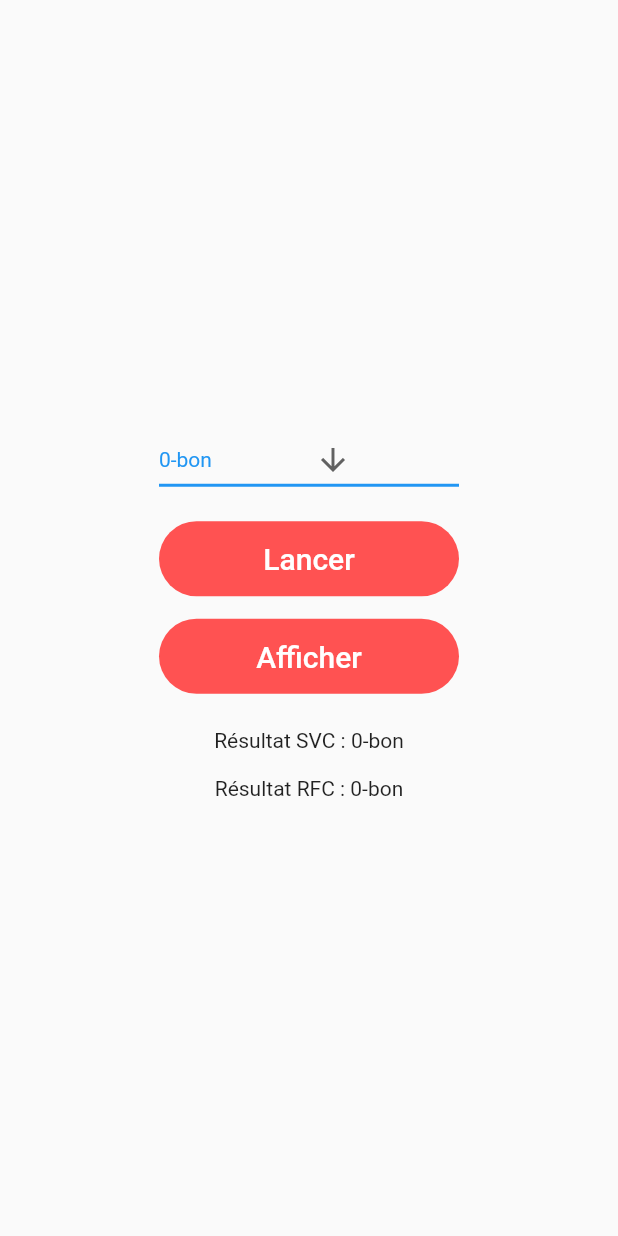
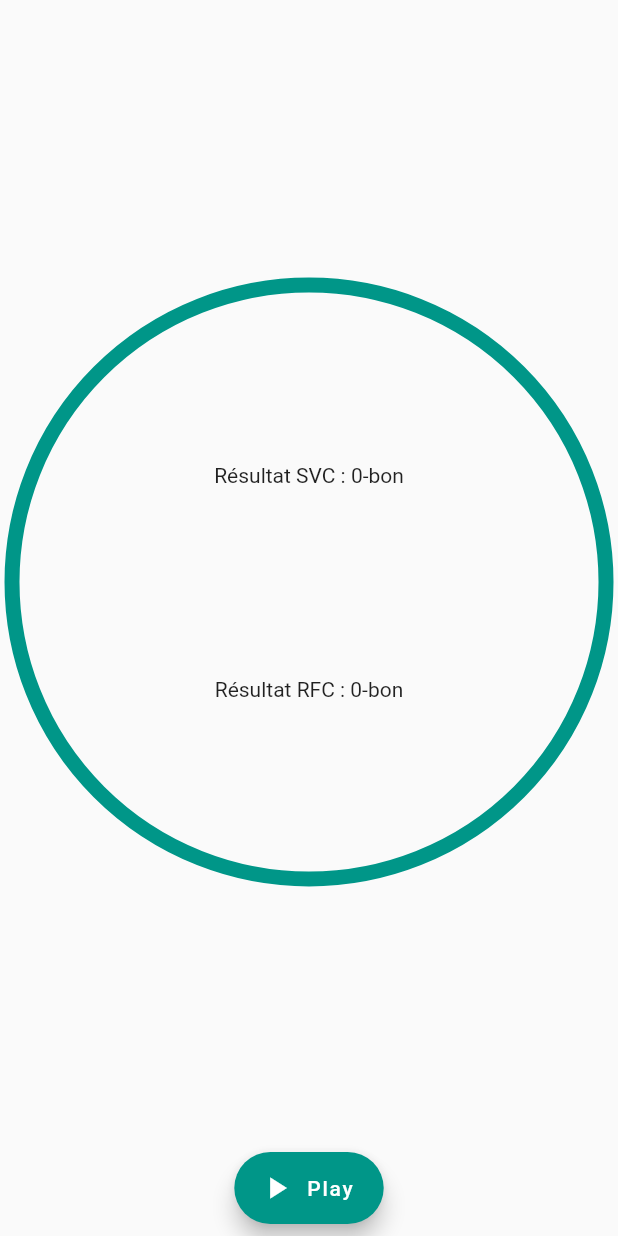
Before and after one commit to AlexisDefranoux/sport-corrector, a Flutter app: the Exercise screen opened directly, on a phone screen of 412 x 824 dp. Run offline on Flutter 3.47's test engine with Material 2 defaults, Android fonts, the phone set to English and light mode, and no system bars; our stand-ins replace sensors; missing offline and left inert: sklite.

Commit message:
Renamed files + new tag with compte à rebours

```diff
--- a/sport_corrector/lib/main.dart
+++ b/sport_corrector/lib/main.dart
@@ -9,7 +9,8 @@ class MyApp extends StatelessWidget {
     return new MaterialApp(
       debugShowCheckedModeBanner: false,
       title: 'Sport Corrector',
-      home: new HomePage()
+      theme: new ThemeData(primarySwatch: Colors.teal),
+      home: new HomePage(),
     );
   }
 }
--- /dev/null
+++ b/sport_corrector/lib/utils/CustomTimerPainter.dart
@@ -0,0 +1,34 @@
+import 'package:flutter/material.dart';
+import 'dart:math' as math;
+
+class CustomTimerPainter extends CustomPainter {
+  CustomTimerPainter({
+    this.animation,
+    this.backgroundColor,
+    this.color,
+  }) : super(repaint: animation);
+
+  final Animation<double> animation;
+  final Color backgroundColor, color;
+
+  @override
+  void paint(Canvas canvas, Size size) {
+    Paint paint = Paint()
+      ..color = backgroundColor
+      ..strokeWidth = 10.0
+      ..strokeCap = StrokeCap.butt
+      ..style = PaintingStyle.stroke;
+
+    canvas.drawCircle(size.center(Offset.zero), size.width / 2.0, paint);
+    paint.color = color;
+    double progress = (1.0 - animation.value) * 2 * math.pi;
+    canvas.drawArc(Offset.zero & size, math.pi * 1.5, -progress, false, paint);
+  }
+
+  @override
+  bool shouldRepaint(CustomTimerPainter old) {
+    return animation.value != old.animation.value ||
+        color != old.color ||
+        backgroundColor != old.backgroundColor;
+  }
+}
--- a/sport_corrector/lib/widgets/squat/Exercise.dart
+++ b/sport_corrector/lib/widgets/squat/Exercise.dart
@@ -8,15 +8,17 @@ import 'package:sklite/ensemble/forest.dart';
 import 'package:sklite/utils/io.dart';
 import 'package:sport_corrector/model/CaptorClass.dart';
 import 'package:sport_corrector/model/MovementClass.dart';
+import 'package:sport_corrector/utils/CustomTimerPainter.dart';
 
-import '../../data/AppColors.dart';
+import 'package:sport_corrector/data/AppColors.dart';
 
 class Exercise extends StatefulWidget {
   @override
   _ExerciseState createState() => _ExerciseState();
 }
 
-class _ExerciseState extends State<Exercise> {
+class _ExerciseState extends State<Exercise>
+    with TickerProviderStateMixin {
   List<double> _accelerometerValues;
   List<double> _userAccelerometerValues;
   List<double> _gyroscopeValues;
@@ -31,10 +33,17 @@ class _ExerciseState extends State<Exercise> {
   String dropdownValue = '0-bon';
   int mlClass = 0;
   List<String> items = <String>['0-bon', '1-low speed', '2-high speed', '3-low amplitude', '4-high amplitude', '5-on the side', '6-immobile', '7-horizontal', '8-shake', '9-garbage'];
+  AnimationController controller;
 
   @override
   void initState() {
     super.initState();
+
+    //Controller
+    controller = AnimationController(
+      vsync: this,
+      duration: Duration(seconds: 2),
+    );
 
     //Accelerometer events
     _streamSubscriptions
@@ -94,6 +103,7 @@ class _ExerciseState extends State<Exercise> {
       print(t.tick);
       if(t.tick >= 20){
         timer?.cancel();
+        predict();
       }
     });
   }
@@ -101,88 +111,47 @@ class _ExerciseState extends State<Exercise> {
   @override
   Widget build(BuildContext context) {
     return Scaffold(
-      body: Center(
-        child: Column(
-          mainAxisAlignment: MainAxisAlignment.center,
+      body: AnimatedBuilder(
+          animation: controller,
+          builder: (context, child) {
+            return Stack(
               children: <Widget>[
-        new Container(
-            padding: EdgeInsets.only(bottom: 15.0),
-            width: 200,
-            height: 65,
-            child: DropdownButton<String>(
-                  value: dropdownValue,
-                  icon: Icon(Icons.arrow_downward),
-                  iconSize: 24,
-                  elevation: 16,
-                  style: TextStyle(
-                      color: Colors.blue
-                  ),
-                  underline: Container(
-                    height: 2,
-                    color: Colors.blue,
-                  ),
-                  onChanged: (String newValue) {
-                    setState(() {
-                      mlClass = int.parse(newValue.split("-")[0]);
-                      dropdownValue = newValue;
-                    });
-                  },
-                  items: items
-                      .map<DropdownMenuItem<String>>((String value) {
-                    return DropdownMenuItem<String>(
-                      value: value,
-                      child: Text(value),
-                    );
-                  }).toList(),
+                Align(
+                  alignment: Alignment.bottomCenter,
+                  child: Container(
+                    color: Colors.pink,
+                    height:
+                    controller.value * MediaQuery.of(context).size.height,
                   ),
                 ),
-            new Container(
-                padding: EdgeInsets.only(bottom: 15.0),
-                width: 200,
-                height: 65,
-                child: new RaisedButton(
-                  elevation: 0,
-                  child: new Text(
-                    "Lancer",
-                    style: new TextStyle(
-                        fontSize: 20.0,
-                        color: AppColors.white),
+                Padding(
+                  padding: EdgeInsets.all(8.0),
+                  child: Column(
+                    mainAxisAlignment: MainAxisAlignment.spaceBetween,
+                    children: <Widget>[
+                      Expanded(
+                        child: Align(
+                          alignment: FractionalOffset.center,
+                          child: AspectRatio(
+                            aspectRatio: 1.0,
+                            child: Stack(
+                              children: <Widget>[
+                                Positioned.fill(
+                                  child: CustomPaint(
+                                      painter: CustomTimerPainter(
+                                        animation: controller,
+                                        backgroundColor: Colors.white,
+                                        color: Theme.of(context).indicatorColor,
+                                      )),
                                 ),
-                  color: AppColors.foreground,
-                  onPressed: () {
-                    print("lancer");
-                    oneMovement();
-                  },
-                  shape: new RoundedRectangleBorder(
-                      borderRadius: new BorderRadius.circular(30.0)),
-                )),
-            new Container(
-              padding: EdgeInsets.only(bottom: 15.0),
-              width: 200,
-              height: 65,
-              child: new RaisedButton(
-                elevation: 0,
-                child: new Text(
-                  "Afficher",
-                  style: new TextStyle(
-                    fontSize: 20.0,
-                    color: AppColors.white,
-                  ),
-                ),
-                color: AppColors.foreground,
-                onPressed: () {
-                  print("afficher");
-                  String result = "";
-                  for(Movement movement in movements){
-                    result += movement.toString() + "\n";
-                  }
-                  print(result);
-                  predict();
-                },
-                shape: new RoundedRectangleBorder(
-                    borderRadius: new BorderRadius.circular(30.0)),
-              ),
-            ),
+                                Align(
+                                  alignment: FractionalOffset.center,
+                                  child: Column(
+                                    mainAxisAlignment:
+                                    MainAxisAlignment.spaceEvenly,
+                                    crossAxisAlignment:
+                                    CrossAxisAlignment.center,
+                                    children: <Widget>[
                                       Padding(
                                         padding: const EdgeInsets.all(8.0),
                                         child: Text('Résultat SVC : ' + items[resultSvc]),
@@ -194,6 +163,39 @@ class _ExerciseState extends State<Exercise> {
                                     ],
                                   ),
                                 ),
+                              ],
+                            ),
+                          ),
+                        ),
+                      ),
+                      AnimatedBuilder(
+                          animation: controller,
+                          builder: (context, child) {
+                            return FloatingActionButton.extended(
+                                onPressed: () {
+                                  if (controller.isAnimating)
+                                    controller.stop();
+                                  else {
+                                    oneMovement();
+                                    print("lancer");
+                                    controller.reverse(
+                                        from: controller.value == 0.0
+                                            ? 1.0
+                                            : controller.value);
+                                  }
+                                },
+                                icon: Icon(controller.isAnimating
+                                    ? Icons.pause
+                                    : Icons.play_arrow),
+                                label: Text(
+                                    controller.isAnimating ? "Pause" : "Play"));
+                          }),
+                    ],
+                  ),
+                ),
+              ],
+            );
+          }),
     );
   }
 }
--- a/sport_corrector/lib/SensorsExample.dart
+++ b/sport_corrector/lib/widgets/squat/Training.dart
@@ -3,12 +3,12 @@ import 'dart:async';
 import 'package:flutter/material.dart';
 import 'package:sensors/sensors.dart';
 
-class SensorsExample extends StatefulWidget {
+class Training extends StatefulWidget {
   @override
-  _SensorsExampleState createState() => _SensorsExampleState();
+  _TrainingState createState() => _TrainingState();
 }
 
-class _SensorsExampleState extends State<SensorsExample> {
+class _TrainingState extends State<Training> {
   List<double> _accelerometerValues;
   List<double> _userAccelerometerValues;
   List<double> _gyroscopeValues;
```
Also changed, not shown: sport_corrector/lib/ExerciseMenu.dart (+8 -6 lines), sport_corrector/lib/widgets/squat/Results.dart (renamed from sport_corrector/lib/MachineLearning.dart, +5 -5 lines), sport_corrector/lib/widgets/squat/dev.dart (added, +199 -0 lines). Lines whose indentation alone changed are shown as unchanged.
